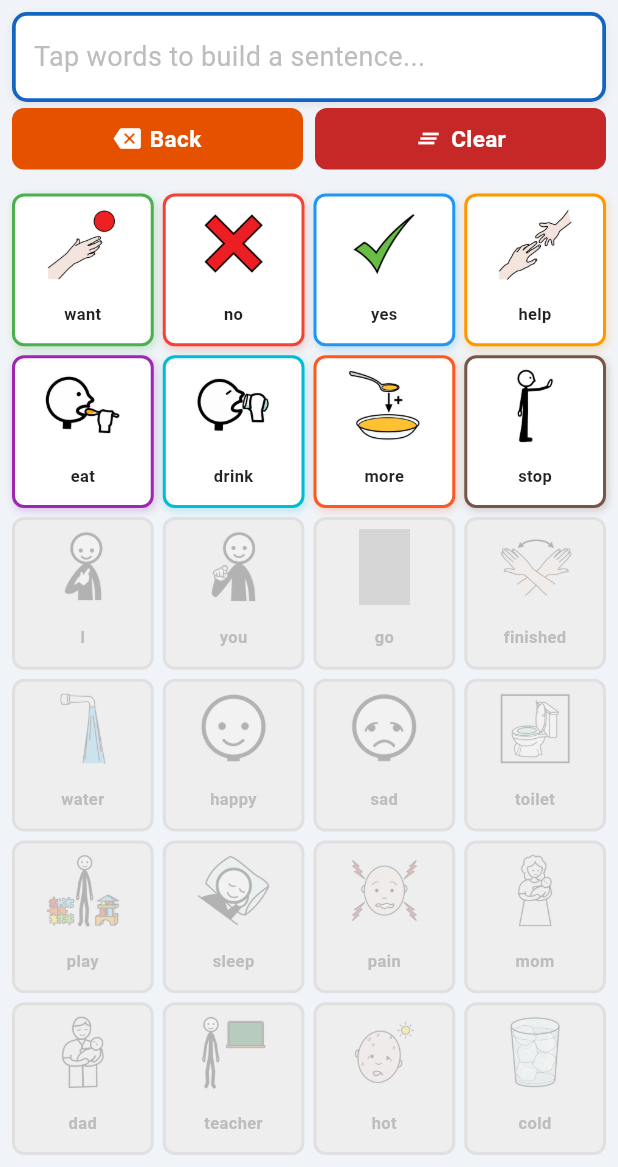
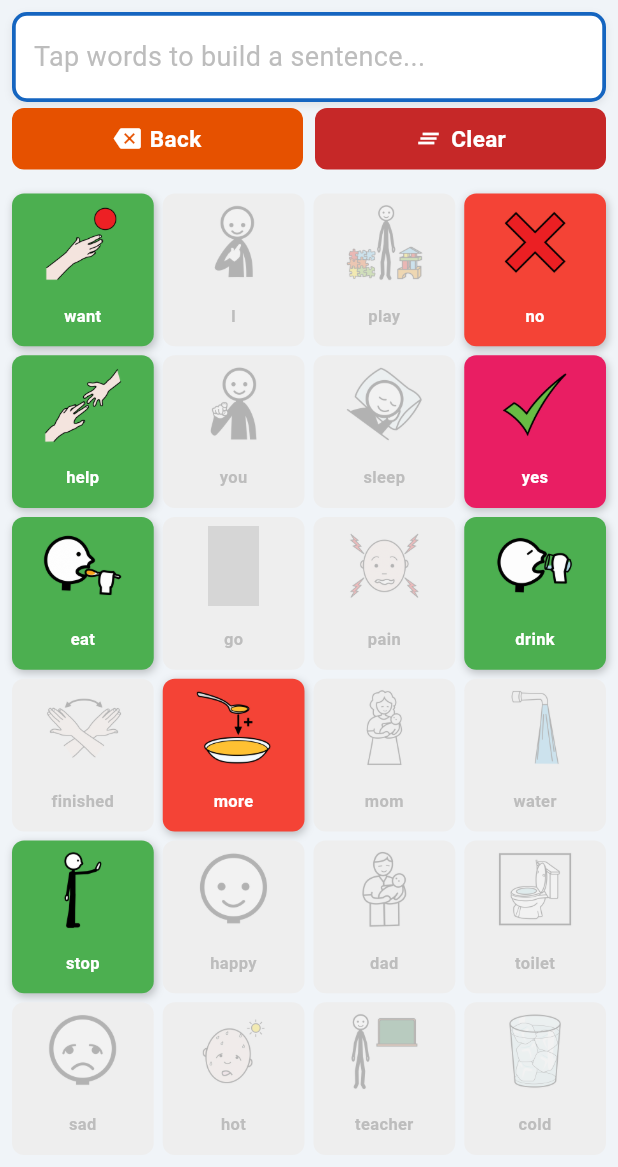
Before and after one commit to mati-gif44/aac-app-ethiopia, a Flutter app: the screen it shows after launch, on a phone screen of 412 x 824 dp, the part 69-1236 px from its top. Run offline on Flutter 3.47's test engine with Material 3 defaults, Android fonts, the phone set to English and light mode, and no system bars; our stand-ins replace audioplayers, flutter_tts; grey boxes are pictures that could not be loaded.

Commit message:
Fitzgerald Key colors and mixed level layout

```diff
--- a/lib/main.dart
+++ b/lib/main.dart
@@ -28,34 +28,47 @@ class WordData {
   }) : imageName = imageName ?? english;
 }
 
+// Fitzgerald Key palette
+const _fkGreen  = Color(0xFF4CAF50); // verbs
+const _fkYellow = Color(0xFFFFD600); // pronouns
+const _fkOrange = Color(0xFFFF9800); // nouns / people / places
+const _fkBlue   = Color(0xFF2196F3); // descriptive
+const _fkRed    = Color(0xFFF44336); // negatives / quantity
+const _fkPink   = Color(0xFFE91E63); // social
+
+// Fixed grid positions (4 cols × 6 rows = 24 slots).
+// Level 1 words are intentionally scattered across rows 0–4.
 const List<WordData> kWords = [
-  // Level 1 — positions 0-7
-  WordData(english: 'want',     amharic: 'ፈልጋለሁ',  level: 1, color: Color(0xFF4CAF50), icon: Icons.favorite),
-  WordData(english: 'no',       amharic: 'አይ',       level: 1, color: Color(0xFFF44336), icon: Icons.cancel),
-  WordData(english: 'yes',      amharic: 'አዎ',       level: 1, color: Color(0xFF2196F3), icon: Icons.check_circle),
-  WordData(english: 'help',     amharic: 'እርዳታ',    level: 1, color: Color(0xFFFF9800), icon: Icons.pan_tool),
-  WordData(english: 'eat',      amharic: 'ምግብ',     level: 1, color: Color(0xFF9C27B0), icon: Icons.restaurant),
-  WordData(english: 'drink',    amharic: 'ጠጣ',      level: 1, color: Color(0xFF00BCD4), icon: Icons.local_cafe),
-  WordData(english: 'more',     amharic: 'ተጨማሪ',   level: 1, color: Color(0xFFFF5722), icon: Icons.add_circle),
-  WordData(english: 'stop',     amharic: 'ቁም',      level: 1, color: Color(0xFF795548), icon: Icons.stop_circle),
-  // Level 2 — positions 8-15
-  WordData(english: 'I',        amharic: 'እኔ',       level: 2, color: Color(0xFF607D8B), icon: Icons.person),
-  WordData(english: 'you',      amharic: 'አንተ',      level: 2, color: Color(0xFF8BC34A), icon: Icons.person_outline),
-  WordData(english: 'go',       amharic: 'ሂድ',       level: 2, color: Color(0xFFE91E63), icon: Icons.directions_walk),
-  WordData(english: 'finished', amharic: 'ጨርሻለሁ',   level: 2, color: Color(0xFF3F51B5), icon: Icons.done_all, imageName: 'I have finished'),
-  WordData(english: 'water',    amharic: 'ውሃ',       level: 2, color: Color(0xFF009688), icon: Icons.water_drop),
-  WordData(english: 'happy',    amharic: 'ደስተኛ',    level: 2, color: Color(0xFFFFC107), icon: Icons.sentiment_very_satisfied),
-  WordData(english: 'sad',      amharic: 'ሐዘን',     level: 2, color: Color(0xFF9E9E9E), icon: Icons.sentiment_very_dissatisfied),
-  WordData(english: 'toilet',   amharic: 'መጸዳጃ',   level: 2, color: Color(0xFF6D4C41), icon: Icons.wc),
-  // Level 3 — positions 16-23
-  WordData(english: 'play',     amharic: 'ጫወት',     level: 3, color: Color(0xFF43A047), icon: Icons.sports_esports),
-  WordData(english: 'sleep',    amharic: 'ተኛ',      level: 3, color: Color(0xFF673AB7), icon: Icons.bedtime),
-  WordData(english: 'pain',     amharic: 'ህመም',     level: 3, color: Color(0xFFE53935), icon: Icons.healing),
-  WordData(english: 'mom',      amharic: 'እናቴ',     level: 3, color: Color(0xFFE91E63), icon: Icons.woman),
-  WordData(english: 'dad',      amharic: 'አባቴ',     level: 3, color: Color(0xFF1976D2), icon: Icons.man),
-  WordData(english: 'teacher',  amharic: 'አስተማሪ',   level: 3, color: Color(0xFF00897B), icon: Icons.school),
-  WordData(english: 'hot',      amharic: 'ሞቃት',     level: 3, color: Color(0xFFFF5722), icon: Icons.wb_sunny),
-  WordData(english: 'cold',     amharic: 'ቀዝቃዛ',   level: 3, color: Color(0xFF0288D1), icon: Icons.ac_unit),
+  // ── Row 0 ──────────────────────────────────────────────────────────────
+  WordData(english: 'want',     amharic: 'ፈልጋለሁ',  level: 1, color: _fkGreen,  icon: Icons.favorite),
+  WordData(english: 'I',        amharic: 'እኔ',       level: 2, color: _fkYellow, icon: Icons.person),
+  WordData(english: 'play',     amharic: 'ጫወት',     level: 3, color: _fkGreen,  icon: Icons.sports_esports),
+  WordData(english: 'no',       amharic: 'አይ',       level: 1, color: _fkRed,    icon: Icons.cancel),
+  // ── Row 1 ──────────────────────────────────────────────────────────────
+  WordData(english: 'help',     amharic: 'እርዳታ',    level: 1, color: _fkGreen,  icon: Icons.pan_tool),
+  WordData(english: 'you',      amharic: 'አንተ',      level: 2, color: _fkYellow, icon: Icons.person_outline),
+  WordData(english: 'sleep',    amharic: 'ተኛ',      level: 3, color: _fkGreen,  icon: Icons.bedtime),
+  WordData(english: 'yes',      amharic: 'አዎ',       level: 1, color: _fkPink,   icon: Icons.check_circle),
+  // ── Row 2 ──────────────────────────────────────────────────────────────
+  WordData(english: 'eat',      amharic: 'ምግብ',     level: 1, color: _fkGreen,  icon: Icons.restaurant),
+  WordData(english: 'go',       amharic: 'ሂድ',       level: 2, color: _fkGreen,  icon: Icons.directions_walk),
+  WordData(english: 'pain',     amharic: 'ህመም',     level: 3, color: _fkBlue,   icon: Icons.healing),
+  WordData(english: 'drink',    amharic: 'ጠጣ',      level: 1, color: _fkGreen,  icon: Icons.local_cafe),
+  // ── Row 3 ──────────────────────────────────────────────────────────────
+  WordData(english: 'finished', amharic: 'ጨርሻለሁ',   level: 2, color: _fkGreen,  icon: Icons.done_all, imageName: 'I have finished'),
+  WordData(english: 'more',     amharic: 'ተጨማሪ',   level: 1, color: _fkRed,    icon: Icons.add_circle),
+  WordData(english: 'mom',      amharic: 'እናቴ',     level: 3, color: _fkOrange, icon: Icons.woman),
+  WordData(english: 'water',    amharic: 'ውሃ',       level: 2, color: _fkOrange, icon: Icons.water_drop),
+  // ── Row 4 ──────────────────────────────────────────────────────────────
+  WordData(english: 'stop',     amharic: 'ቁም',      level: 1, color: _fkGreen,  icon: Icons.stop_circle),
+  WordData(english: 'happy',    amharic: 'ደስተኛ',    level: 2, color: _fkBlue,   icon: Icons.sentiment_very_satisfied),
+  WordData(english: 'dad',      amharic: 'አባቴ',     level: 3, color: _fkOrange, icon: Icons.man),
+  WordData(english: 'toilet',   amharic: 'መጸዳጃ',   level: 2, color: _fkOrange, icon: Icons.wc),
+  // ── Row 5 ──────────────────────────────────────────────────────────────
+  WordData(english: 'sad',      amharic: 'ሐዘን',     level: 2, color: _fkBlue,   icon: Icons.sentiment_very_dissatisfied),
+  WordData(english: 'hot',      amharic: 'ሞቃት',     level: 3, color: _fkBlue,   icon: Icons.wb_sunny),
+  WordData(english: 'teacher',  amharic: 'አስተማሪ',   level: 3, color: _fkOrange, icon: Icons.school),
+  WordData(english: 'cold',     amharic: 'ቀዝቃዛ',   level: 3, color: _fkBlue,   icon: Icons.ac_unit),
 ];
 
 // ── App root ─────────────────────────────────────────────────────────────────
@@ -440,21 +453,21 @@ class _AACButton extends StatelessWidget {
   @override
   Widget build(BuildContext context) {
     final label = isAmharic ? word.amharic : word.english;
+    // Pick text colour that contrasts against the Fitzgerald Key background.
+    final textColor = enabled
+        ? (word.color.computeLuminance() > 0.4 ? Colors.black87 : Colors.white)
+        : Colors.grey.shade400;
     return GestureDetector(
       onTap: onTap,
       child: AnimatedContainer(
         duration: const Duration(milliseconds: 80),
         decoration: BoxDecoration(
-          color: enabled ? Colors.white : const Color(0xFFEEEEEE),
+          color: enabled ? word.color : const Color(0xFFEEEEEE),
           borderRadius: BorderRadius.circular(8),
-          border: Border.all(
-            color: enabled ? word.color : Colors.grey.shade300,
-            width: 2,
-          ),
           boxShadow: enabled
               ? [
                   BoxShadow(
-                    color: word.color.withValues(alpha: 0.25),
+                    color: Colors.black.withValues(alpha: 0.22),
                     blurRadius: 4,
                     offset: const Offset(1, 2),
                   ),
@@ -463,7 +476,7 @@ class _AACButton extends StatelessWidget {
         ),
         child: Column(
           children: [
-            // Image area
+            // Image sits on top of the category-colour background.
             Expanded(
               flex: 3,
               child: Padding(
@@ -476,7 +489,7 @@ class _AACButton extends StatelessWidget {
                     errorBuilder: (ctx, err, stack) => Icon(
                       word.icon,
                       size: 34,
-                      color: enabled ? word.color : Colors.grey.shade300,
+                      color: enabled ? Colors.white : Colors.grey.shade300,
                     ),
                   ),
                 ),
@@ -496,7 +509,7 @@ class _AACButton extends StatelessWidget {
                     style: TextStyle(
                       fontSize: 11,
                       fontWeight: FontWeight.bold,
-                      color: enabled ? Colors.black87 : Colors.grey.shade400,
+                      color: textColor,
                     ),
                   ),
                 ),
```
